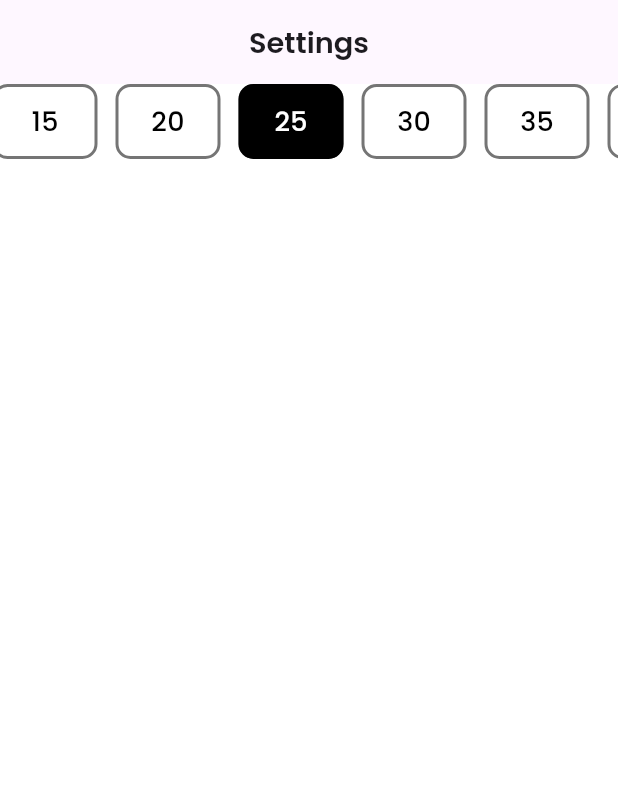
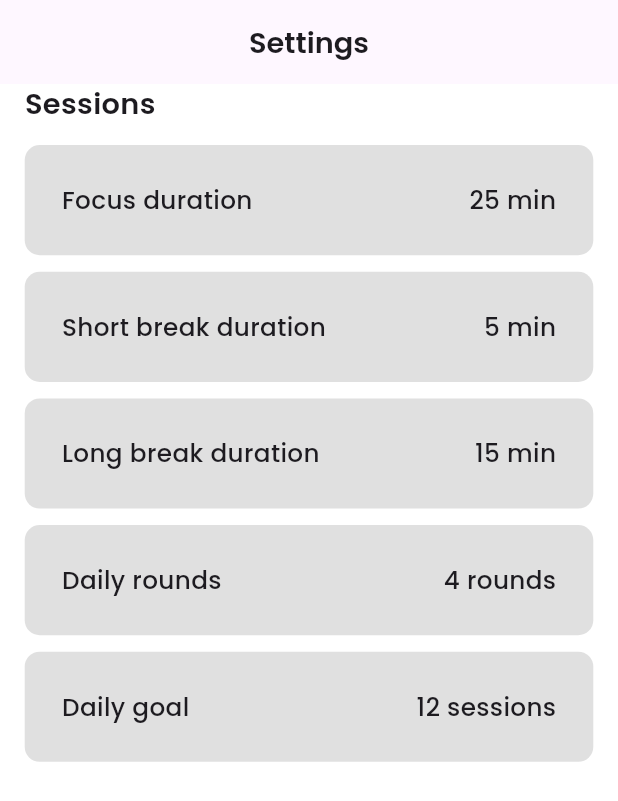
Before and after one commit to The-Naveen-Chandra/Taskify-Flutter, a Flutter app: the PomodoroSettings screen opened directly, on a phone screen of 412 x 824 dp. Shown: the top 801 px of the screen. Run offline on Flutter 3.47's test engine with Material 3 defaults, Android fonts, the phone set to English and light mode, and no system bars; our stand-ins replace bloc, cloud_firestore, dio, dotted_border, equatable, firebase_auth and 11 more; accounts and stored records are empty.

Commit message:
Dev: Basic functionality and design of pomodoro settings

```diff
--- a/lib/app/modules/pomodoro_timer/views/pomodoro_setting.dart
+++ b/lib/app/modules/pomodoro_timer/views/pomodoro_setting.dart
@@ -1,13 +1,18 @@
+// ignore_for_file: public_member_api_docs, sort_constructors_first
 import 'package:flutter/material.dart';
 import 'package:google_fonts/google_fonts.dart';
+import 'package:provider/provider.dart';
+
 import 'package:taskify/app/core/utils/extensions.dart';
-import 'package:taskify/app/modules/pomodoro_timer/components/time_options.dart';
+import 'package:taskify/app/modules/pomodoro_timer/components/timer_service.dart';
 
 class PomodoroSettings extends StatelessWidget {
   const PomodoroSettings({super.key});
 
   @override
   Widget build(BuildContext context) {
+    final provider = Provider.of<TimerService>(context);
+
     return Scaffold(
       backgroundColor: Colors.white,
       appBar: AppBar(
@@ -21,13 +26,184 @@ class PomodoroSettings extends StatelessWidget {
           ),
         ),
       ),
-      body: const SingleChildScrollView(
+      body: SingleChildScrollView(
         child: Column(
+          crossAxisAlignment: CrossAxisAlignment.start,
           children: [
-            TimeOptions(),
+            Padding(
+              padding: EdgeInsets.symmetric(horizontal: 12.0.sp),
+              child: Text(
+                "Sessions",
+                style: GoogleFonts.poppins(
+                  fontSize: 14.0.sp,
+                  fontWeight: FontWeight.w600,
+                ),
+              ),
+            ),
+            SizedBox(height: 6.0.sp),
+            Column(
+              children: [
+                SettingContainer(
+                  title: "Focus duration",
+                  initialValue: provider.selectedTime.toString(),
+                  onTap: () {
+                    _showDurationDialog(context, "Focus duration");
+                  },
+                ),
+                SettingContainer(
+                  title: "Short break duration",
+                  initialValue: provider.shortBreak.toString(),
+                  onTap: () {
+                    _showDurationDialog(context, "Short break duration");
+                  },
+                ),
+                SettingContainer(
+                  title: "Long break duration",
+                  initialValue: provider.longBreak.toString(),
+                  onTap: () {
+                    _showDurationDialog(context, "Long break duration");
+                  },
+                ),
+                SettingContainer(
+                  title: "Daily rounds",
+                  initialValue: provider.initialRounds.toString(),
+                  onTap: () {
+                    _showDurationDialog(context, "Daily rounds");
+                  },
+                  isInt: true,
+                ),
+                SettingContainer(
+                  title: "Daily goal",
+                  initialValue: provider.initialGoal.toString(),
+                  onTap: () {
+                    _showDurationDialog(context, "Daily goal");
+                  },
+                  isInt: true,
+                ),
+
+                // TimeOptions(),
+              ],
+            ),
           ],
         ),
       ),
     );
   }
 }
+
+void _showDurationDialog(BuildContext context, String title) async {
+  TimerService timerService = Provider.of<TimerService>(context, listen: false);
+
+  String? newValue = await showDialog<String>(
+    context: context,
+    builder: (BuildContext dialogContext) {
+      String currentValue = timerService.selectedTime.toString();
+
+      return AlertDialog(
+        title: Text(title),
+        content: TextField(
+          keyboardType: TextInputType.number,
+          decoration: const InputDecoration(
+            hintText: "Enter duration in minutes",
+          ),
+          onChanged: (value) {
+            currentValue = value;
+          },
+        ),
+        actions: [
+          TextButton(
+            onPressed: () {
+              Navigator.pop(dialogContext);
+            },
+            child: const Text('Cancel'),
+          ),
+          TextButton(
+            onPressed: () {
+              if (double.tryParse(currentValue) != null) {
+                timerService.selectTime(double.parse(currentValue) * 60);
+              }
+              Navigator.pop(dialogContext, currentValue);
+            },
+            child: const Text('Save'),
+          ),
+        ],
+      );
+    },
+  );
+
+  if (newValue != null) {
+    print("New value for $title: $newValue min");
+    // Update the state or perform necessary actions with the new value
+  }
+}
+
+class SettingContainer extends StatefulWidget {
+  final String title;
+  final String initialValue;
+  final void Function()? onTap;
+  final bool isInt;
+
+  const SettingContainer({
+    Key? key,
+    required this.title,
+    required this.initialValue,
+    required this.onTap,
+    this.isInt = false,
+  }) : super(key: key);
+
+  @override
+  State<SettingContainer> createState() => _SettingContainerState();
+}
+
+class _SettingContainerState extends State<SettingContainer> {
+  @override
+  Widget build(BuildContext context) {
+    TimerService timerService = Provider.of<TimerService>(context);
+
+    String currentValue = widget.initialValue;
+
+    if (widget.title == "Focus duration") {
+      currentValue =
+          (timerService.selectedTime ~/ 60).toString().padLeft(2, '0');
+    } else if (widget.title == "Short break duration") {
+      currentValue = (timerService.shortBreak ~/ 60).toString();
+    } else if (widget.title == "Long break duration") {
+      currentValue = (timerService.longBreak ~/ 60).toString();
+    } else if (widget.title == "Daily rounds") {
+      currentValue = "${timerService.initialRounds} rounds";
+    } else if (widget.title == "Daily goal") {
+      currentValue = "${timerService.initialGoal} sessions";
+    }
+
+    return GestureDetector(
+      onTap: widget.onTap,
+      child: Container(
+        margin: EdgeInsets.symmetric(vertical: 4.0.sp, horizontal: 12.0.sp),
+        padding: EdgeInsets.all(18.0.sp),
+        decoration: BoxDecoration(
+          borderRadius: BorderRadius.circular(10.0),
+          color: Colors.grey[300],
+        ),
+        child: Row(
+          mainAxisAlignment: MainAxisAlignment.spaceBetween,
+          children: [
+            Text(
+              widget.title,
+              style: GoogleFonts.poppins(
+                fontSize: 12.0.sp,
+                fontWeight: FontWeight.w500,
+              ),
+            ),
+            Text(
+              widget.isInt ? currentValue : "$currentValue min",
+              style: GoogleFonts.poppins(
+                fontSize: 12.0.sp,
+                fontWeight: FontWeight.w500,
+              ),
+            ),
+          ],
+        ),
+      ),
+    );
+  }
+}
```
Also changed, not shown: lib/app/modules/pomodoro_timer/components/timer_service.dart (+12 -8 lines).
